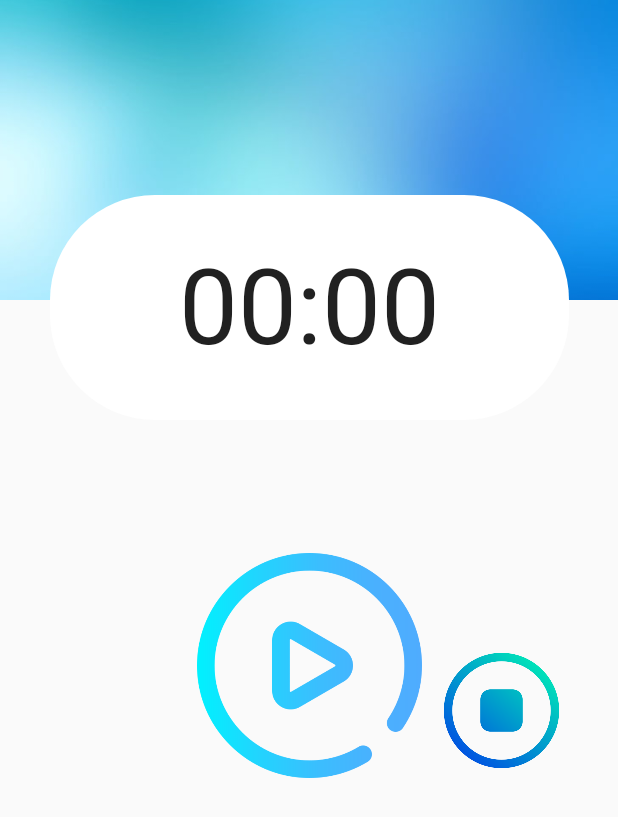
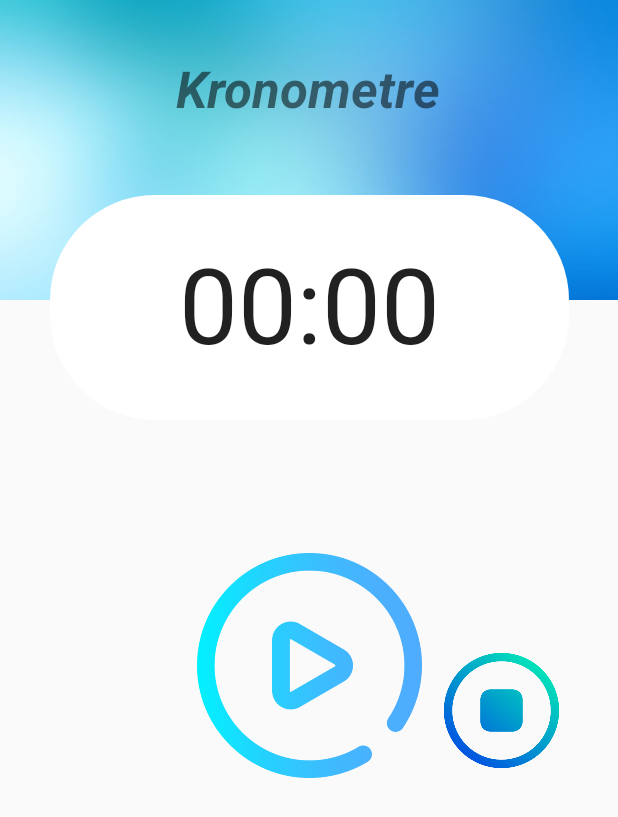
Before and after one commit to dilberates/Todox, an Android app: the pomodoroActivity screen opened directly, with no data from a screen before it, on a phone screen of 412 x 824 dp. Shown: the top 817 px of the screen. Run offline under Robolectric (Android 15) with nearby library versions, the light colour scheme and no system bars.

Commit message:
silan2408
counter-degisiklik

```diff
--- a/app/src/main/res/layout/activity_pomodoro.xml
+++ b/app/src/main/res/layout/activity_pomodoro.xml
@@ -19,7 +19,9 @@
         android:src="@drawable/header2"
         app:layout_constraintEnd_toEndOf="parent"
         app:layout_constraintStart_toStartOf="parent"
-        app:layout_constraintTop_toTopOf="parent" />
+        app:layout_constraintTop_toTopOf="parent"
+
+            />
 
     <Chronometer
         android:id="@+id/chronometer"
@@ -61,4 +63,18 @@
         app:layout_constraintStart_toEndOf="@+id/Toggle"
         app:layout_constraintTop_toBottomOf="@+id/header"
         app:layout_constraintVertical_bias="1.0" />
+
+    <TextView
+        android:id="@+id/textView"
+        android:layout_width="wrap_content"
+        android:layout_height="wrap_content"
+        android:text="Kronometre"
+        android:textSize="34sp"
+        android:textStyle="bold|italic"
+        app:layout_constraintBottom_toBottomOf="@+id/header"
+        app:layout_constraintEnd_toEndOf="parent"
+        app:layout_constraintHorizontal_bias="0.497"
+        app:layout_constraintStart_toStartOf="parent"
+        app:layout_constraintTop_toTopOf="parent"
+        app:layout_constraintVertical_bias="0.232" />
 </androidx.constraintlayout.widget.ConstraintLayout>
--- a/app/src/main/res/values/styles.xml
+++ b/app/src/main/res/values/styles.xml
@@ -2,7 +2,7 @@
 <resources>
     <style name="AppTheme" parent ="Theme.AppCompat.Light.NoActionBar">
         <item name="colorPrimaryDark">@color/black</item>
-  <item name="android:statusBarColor">@color/colorPrimary</item>
+  <item name="android:statusBarColor">@color/teal_700</item>
     </style>
 
 
```
